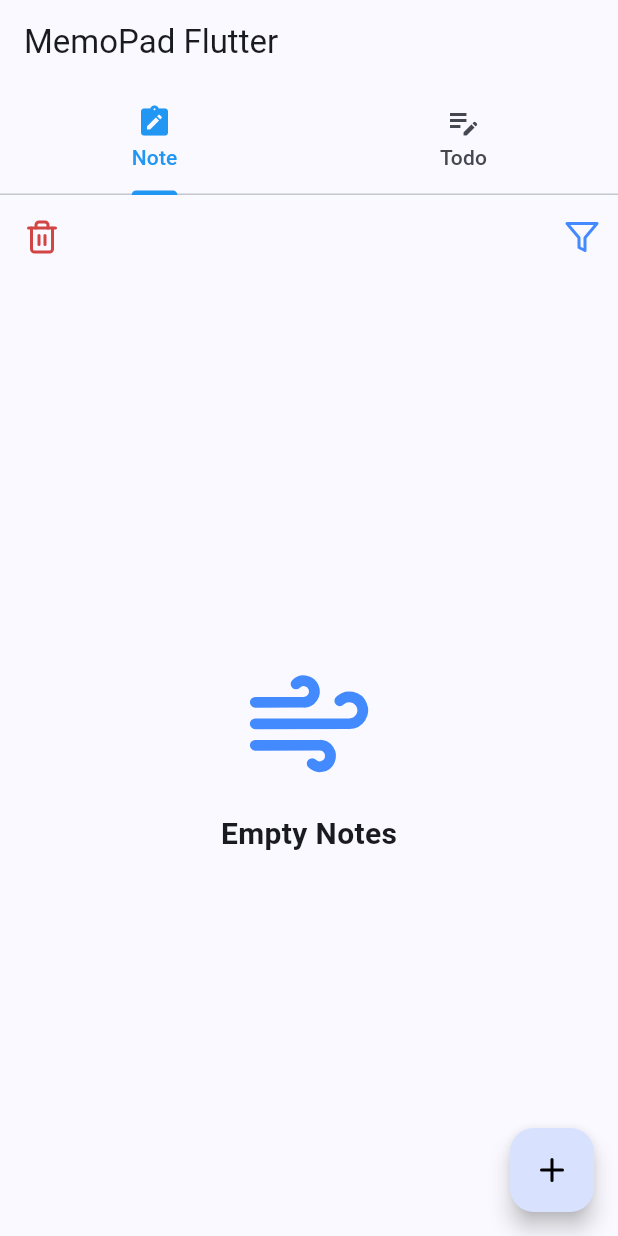
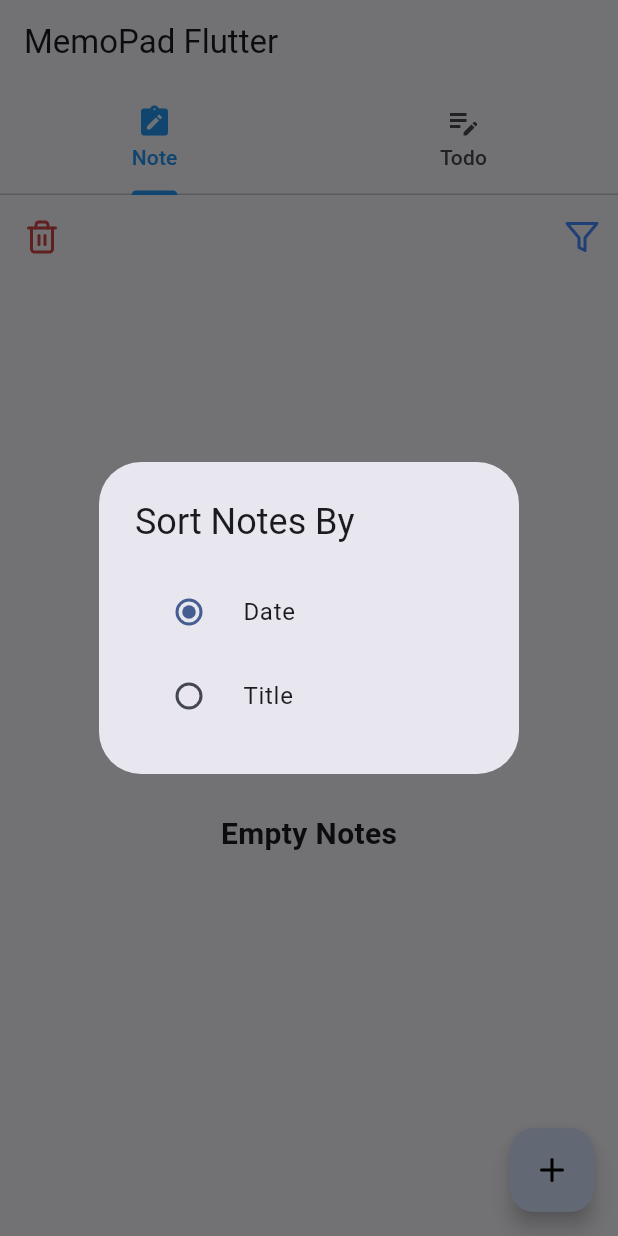
Before and after one commit to quiraa/FlutterFloorDB, a Flutter app: the screen it shows after launch, after a tap on an icon or button, on a phone screen of 412 x 824 dp. Run offline on Flutter 3.47's test engine with Material 3 defaults, Android fonts, the phone set to English and light mode, and no system bars; our stand-ins replace floor, flutter_svg, hexcolor, sqflite; accounts and stored records are empty; generated files the repository leaves out were written again.

Commit message:
final commit

```diff
--- a/lib/interface/pages/home/home_page.dart
+++ b/lib/interface/pages/home/home_page.dart
@@ -21,7 +21,8 @@ class _HomePageState extends State<HomePage> {
       initialIndex: 0,
       child: Scaffold(
         appBar: AppBar(
-          systemOverlayStyle: const SystemUiOverlayStyle(),
+          systemOverlayStyle:
+              const SystemUiOverlayStyle(statusBarColor: Colors.transparent),
           title: const Text('MemoPad Flutter'),
           backgroundColor: Colors.transparent,
           bottom: TabBar(
--- a/lib/interface/pages/note/note_page.dart
+++ b/lib/interface/pages/note/note_page.dart
@@ -4,6 +4,7 @@ import 'package:flutter_floor/constants/typography.dart';
 import 'package:flutter_floor/interface/pages/addnote/add_note_page.dart';
 import 'package:flutter_floor/interface/widgets/note_card_item.dart';
 import 'package:flutter_floor/model/notes.dart';
+import 'package:flutter_floor/model/todo.dart';
 import 'package:flutter_floor/provider/note_provider.dart';
 import 'package:flutter_svg/flutter_svg.dart';
 import 'package:provider/provider.dart';
@@ -46,7 +47,9 @@ class _NotePageState extends State<NotePage> {
         actions: [
           IconButton(
             tooltip: 'Sort Notes',
-            onPressed: () {},
+            onPressed: () {
+              _showSortNotesDialog();
+            },
             icon: SvgPicture.asset(
               'assets/filter.svg',
               color: Colors.blueAccent,
@@ -129,4 +132,46 @@ class _NotePageState extends State<NotePage> {
       ),
     );
   }
+
+  void _showSortNotesDialog() {
+    showDialog(
+      context: context,
+      builder: (context) {
+        return AlertDialog(
+          title: const Text('Sort Notes By'),
+          content: StatefulBuilder(
+            builder: (context, setState) {
+              return Column(
+                mainAxisSize: MainAxisSize.min,
+                children: [
+                  RadioListTile<bool>(
+                    title: const Text('Date'),
+                    value: true,
+                    groupValue: _notesProvider.isSortedByDate,
+                    onChanged: (bool? value) {
+                      setState(() {
+                        _notesProvider.setSortedMode();
+                        Navigator.pop(context);
+                      });
+                    },
+                  ),
+                  RadioListTile<bool>(
+                    title: const Text('Title'),
+                    value: false,
+                    groupValue: _notesProvider.isSortedByDate,
+                    onChanged: (bool? value) {
+                      setState(() {
+                        _notesProvider.setSortedMode();
+                        Navigator.pop(context);
+                      });
+                    },
+                  ),
+                ],
+              );
+            },
+          ),
+        );
+      },
+    );
+  }
 }
--- a/lib/interface/widgets/todo_card_item.dart
+++ b/lib/interface/widgets/todo_card_item.dart
@@ -52,8 +52,8 @@ class _TodoCardItemState extends State<TodoCardItem> {
             if (widget.todo!.isImportant == true)
               IconButton(
                 onPressed: () {},
-                icon: SvgPicture.asset(
-                  'assets/star.svg',
+                icon: const Icon(
+                  Icons.star,
                   color: Colors.blueAccent,
                 ),
               ),
--- a/lib/model/todo.dart
+++ b/lib/model/todo.dart
@@ -8,7 +8,7 @@ class Todo {
   @ColumnInfo(name: 'task')
   String todoTask = 'Empty Task';
 
-  @ColumnInfo(name: 'isImportant')
+  @ColumnInfo(name: 'important')
   bool isImportant = false;
 
   Todo(this.id, this.todoTask, this.isImportant);
```
Also changed, not shown: lib/data/dao/todo_dao.dart (+5 -2 lines), lib/interface/pages/todo/todo_page.dart (+57 -6 lines), lib/provider/todo_provider.dart (+8 -1 lines), lib/data/notes_database.g.dart.
